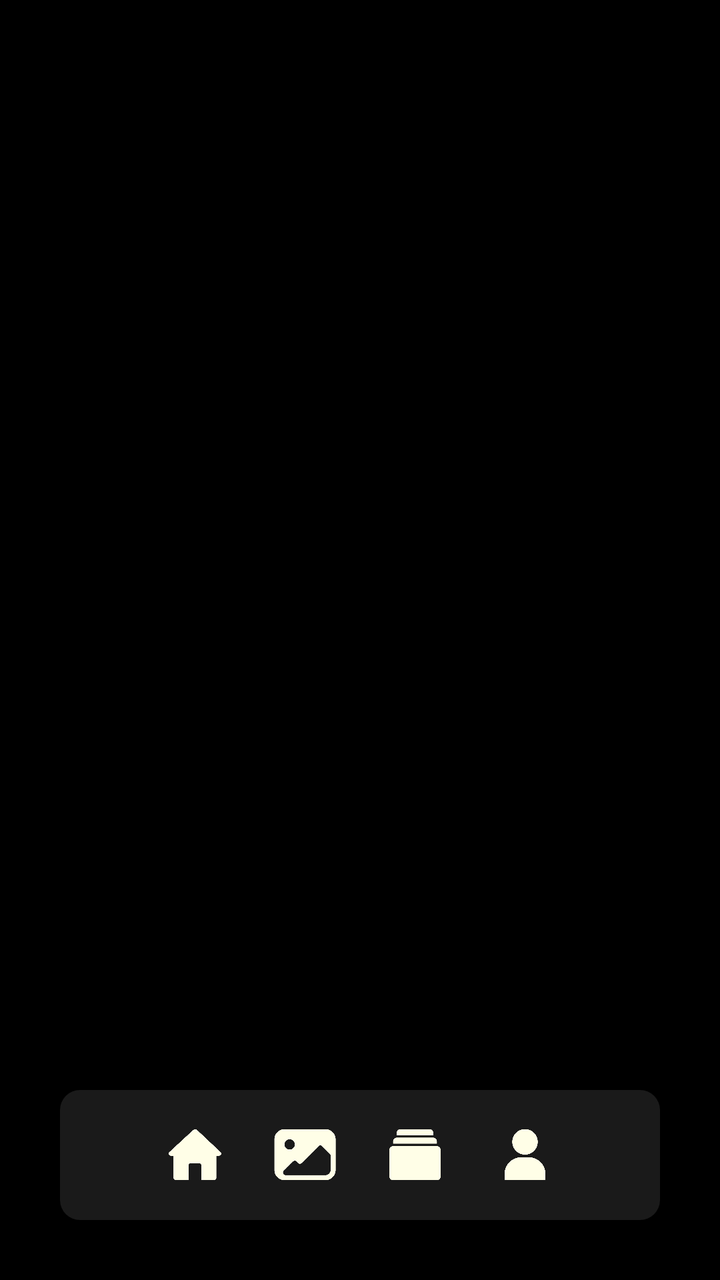
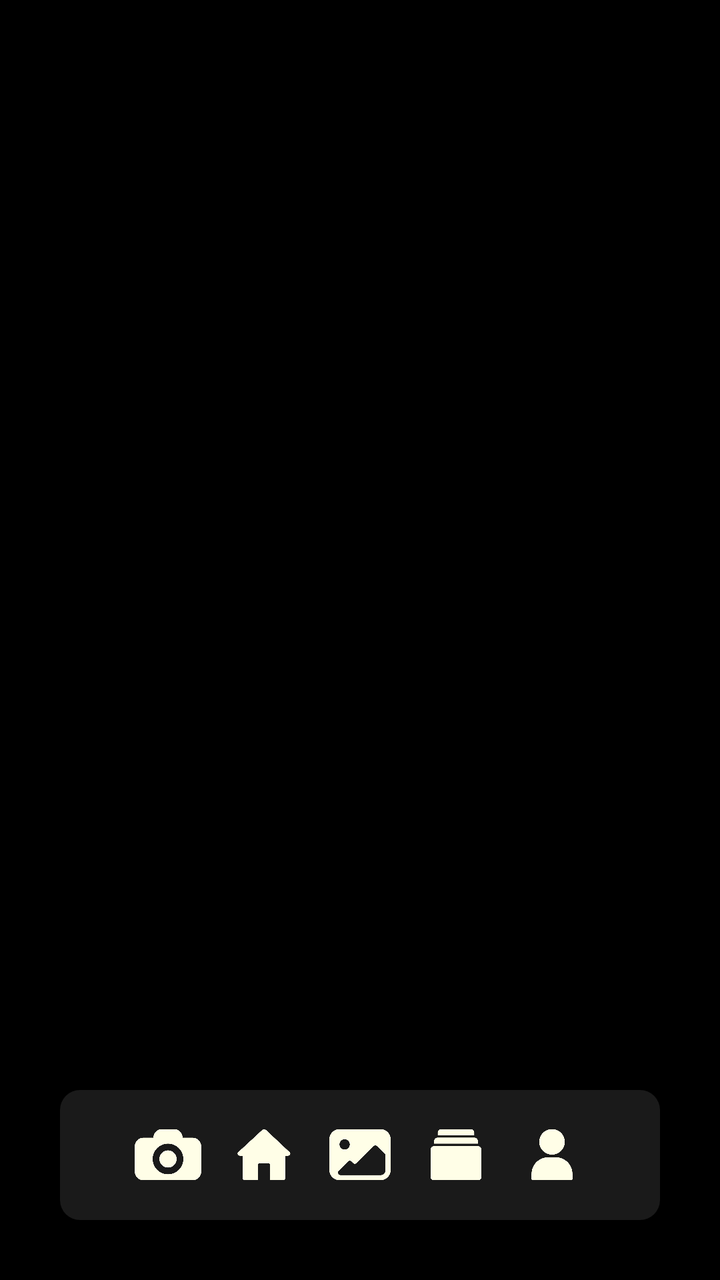

Screens rendered from an Android XML layout before and after an edit, with the pre-edit source and the edit as a unified diff.
<!-- AndroidManifest.xml: application theme Theme.Monaly -->
<!-- res/layout/activity_main.xml -->
<?xml version="1.0" encoding="utf-8"?>
<androidx.constraintlayout.widget.ConstraintLayout xmlns:android="http://schemas.android.com/apk/res/android"
    xmlns:app="http://schemas.android.com/apk/res-auto"
    xmlns:tools="http://schemas.android.com/tools"
    android:id="@+id/main"
    android:layout_width="match_parent"
    android:layout_height="match_parent"
    android:background="@color/black"
    tools:context=".ui.activity.MainActivity">

    <androidx.viewpager2.widget.ViewPager2
        android:id="@+id/viewPagerMain"
        android:layout_width="0dp"
        android:layout_height="0dp"
        app:layout_constraintBottom_toTopOf="@+id/customBottomNav"
        app:layout_constraintEnd_toEndOf="parent"
        app:layout_constraintStart_toStartOf="parent"
        app:layout_constraintTop_toTopOf="parent" />

    <LinearLayout
        android:id="@+id/customBottomNav"
        android:layout_width="0dp"
        android:layout_height="65dp"
        android:layout_marginStart="30dp"
        android:layout_marginEnd="30dp"
        android:layout_marginBottom="30dp"
        android:background="@drawable/drawable_background_button_gray_deep_10_dp"
        android:gravity="center_vertical"
        android:orientation="horizontal"
        android:paddingStart="40dp"
        android:paddingEnd="40dp"
        app:layout_constraintBottom_toBottomOf="parent"
        app:layout_constraintEnd_toEndOf="parent"
        app:layout_constraintStart_toStartOf="parent">

        <ImageView
            android:id="@+id/navHome"
            android:layout_width="0dp"
            android:layout_height="32dp"
            android:layout_weight="1"
            android:scaleType="fitCenter"
            android:src="@drawable/ic_home_bage_neutral" />

        <ImageView
            android:id="@+id/navGallery"
            android:layout_width="0dp"
            android:layout_height="32dp"
            android:layout_weight="1"
            android:scaleType="fitCenter"
            android:src="@drawable/ic_gallery_bage_neutral" />

        <ImageView
            android:id="@+id/navAlbums"
            android:layout_width="0dp"
            android:layout_height="32dp"
            android:layout_weight="1"
            android:scaleType="fitCenter"
            android:src="@drawable/ic_albums_bage_neutral" />

        <ImageView
            android:id="@+id/navProfile"
            android:layout_width="0dp"
            android:layout_height="32dp"
            android:layout_weight="1"
            android:scaleType="fitCenter"
            android:src="@drawable/ic_profile_bage_neutral" />

    </LinearLayout>

</androidx.constraintlayout.widget.ConstraintLayout>
<!-- resources referenced by this layout -->
<resources>
  <color name="black">#000000</color>
  <!-- drawable drawable_background_button_gray_deep_10_dp (drawable) -->
  <?xml version="1.0" encoding="utf-8"?>
  <shape xmlns:android="http://schemas.android.com/apk/res/android">
  
      <solid android:color="@color/gray_deep"/>
      <corners android:radius="10dp"/>
  
  </shape>
  <!-- drawable ic_albums_bage_neutral: png bitmap (drawable, 1011 bytes) -->
  <!-- drawable ic_gallery_bage_neutral: png bitmap (drawable, 2375 bytes) -->
  <!-- drawable ic_home_bage_neutral: png bitmap (drawable, 1460 bytes) -->
  <!-- drawable ic_profile_bage_neutral: png bitmap (drawable, 1723 bytes) -->
  <style name="Theme.Monaly" parent="Base.Theme.Monaly" />
  <color name="gray_deep">#1A1A1A</color>
  <style name="Base.Theme.Monaly" parent="Theme.Material3.DayNight.NoActionBar">
  
          <item name="android:navigationBarColor">@color/black</item>
  
      </style>
</resources>

<!-- the commit's change to res/layout/activity_main.xml (unified diff, before → after) -->
@@ -27,11 +27,19 @@
         android:background="@drawable/drawable_background_button_gray_deep_10_dp"
         android:gravity="center_vertical"
         android:orientation="horizontal"
-        android:paddingStart="40dp"
-        android:paddingEnd="40dp"
+        android:paddingStart="30dp"
+        android:paddingEnd="30dp"
         app:layout_constraintBottom_toBottomOf="parent"
         app:layout_constraintEnd_toEndOf="parent"
         app:layout_constraintStart_toStartOf="parent">
+
+        <ImageView
+            android:id="@+id/navCamera"
+            android:layout_width="0dp"
+            android:layout_height="32dp"
+            android:layout_weight="1"
+            android:scaleType="fitCenter"
+            android:src="@drawable/ic_camera_bage_neutral" />
 
         <ImageView
             android:id="@+id/navHome"
<!-- resource entries referenced after the edit -->
@@ -10,6 +10,7 @@
   
   </shape>
   <!-- drawable ic_albums_bage_neutral: png bitmap (drawable, 1011 bytes) -->
+  <!-- drawable ic_camera_bage_neutral: png bitmap (drawable, 3063 bytes) -->
   <!-- drawable ic_gallery_bage_neutral: png bitmap (drawable, 2375 bytes) -->
   <!-- drawable ic_home_bage_neutral: png bitmap (drawable, 1460 bytes) -->
   <!-- drawable ic_profile_bage_neutral: png bitmap (drawable, 1723 bytes) -->
